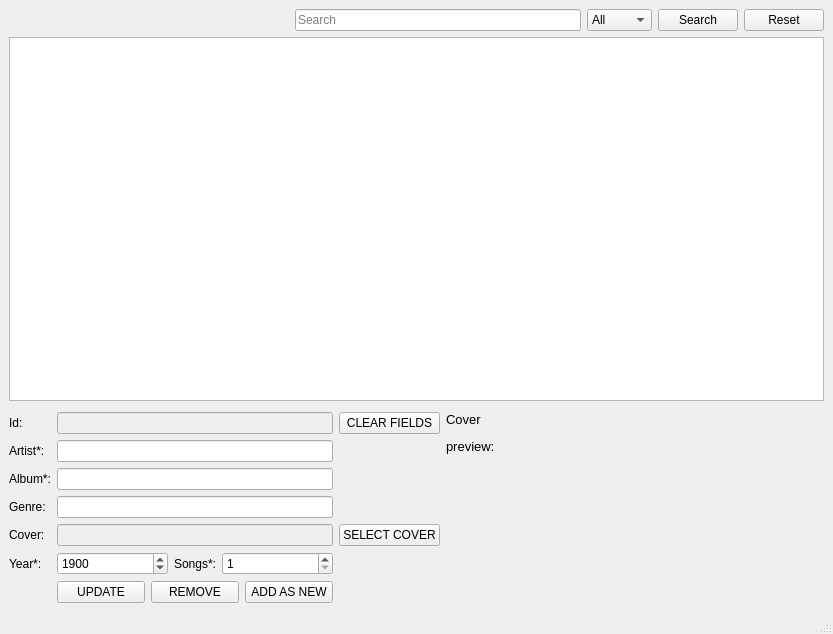
vashaty/VinylDB, file mainwindow.ui: the form before one commit.
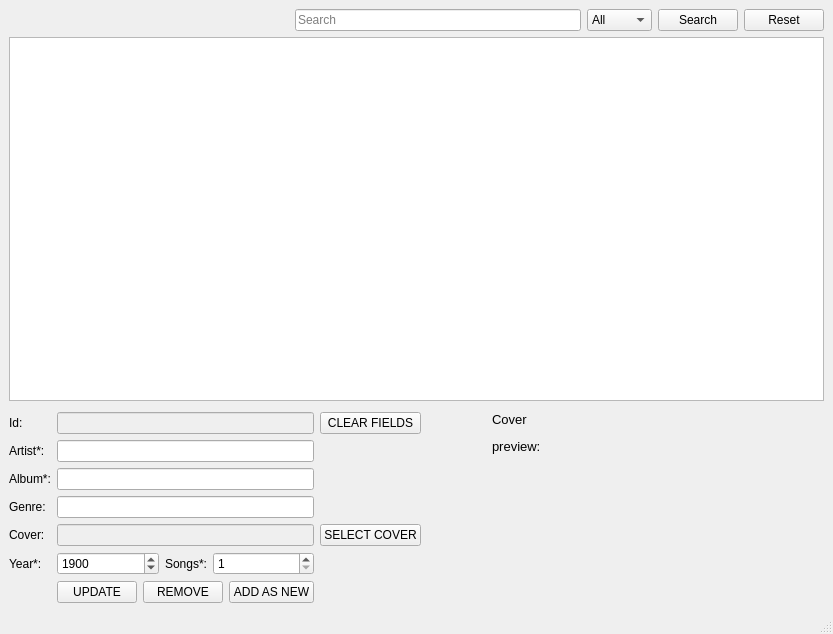
The form after the commit.

Commit message: resize event, added spacer, DONE

What changed in the file:
```diff
--- a/mainwindow.ui
+++ b/mainwindow.ui
@@ -126,7 +126,7 @@
      </spacer>
     </item>
     <item>
-     <layout class="QHBoxLayout" name="horizontalLayout_4" stretch="4,0,3">
+     <layout class="QHBoxLayout" name="horizontalLayout_4" stretch="4,1,1,4">
       <item>
        <layout class="QGridLayout" name="gridLayout">
         <item row="1" column="1">
@@ -272,6 +272,19 @@
         </item>
        </layout>
       </item>
+      <item>
+       <spacer name="horizontalSpacer_2">
+        <property name="orientation">
+         <enum>Qt::Horizontal</enum>
+        </property>
+        <property name="sizeHint" stdset="0">
+         <size>
+          <width>40</width>
+          <height>20</height>
+         </size>
+        </property>
+       </spacer>
+      </item>
       <item>
        <widget class="QLabel" name="label">
         <property name="sizePolicy">
```
The commit also changes 2 other files.
